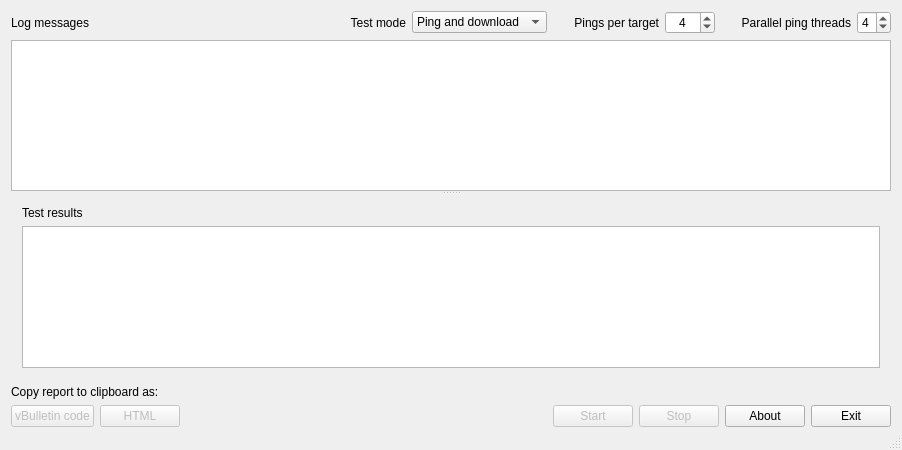
First picture: the form in mainwindow.ui, repository AlexGidarakos/QSpeedTest, before the edit.
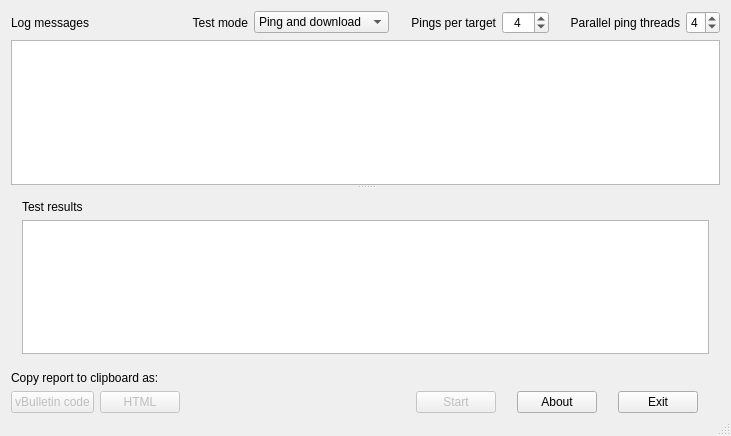
Second picture: the form after the edit.

Commit message: revision 18 - 20100601:     * Combined Start/Stop functionality in a single button     * Reduced default window dimensions     * Stop button can now abort a download speed test     * Extensive code reorganization + introduced a new class for       dedicated storage of the test results

```diff
--- a/mainwindow.ui
+++ b/mainwindow.ui
@@ -6,8 +6,8 @@
    <rect>
     <x>0</x>
     <y>0</y>
-    <width>902</width>
-    <height>450</height>
+    <width>675</width>
+    <height>436</height>
    </rect>
   </property>
   <property name="windowTitle">
@@ -28,7 +28,7 @@
     <item row="0" column="2">
      <layout class="QHBoxLayout" name="horizontalLayout_5">
       <property name="leftMargin">
-       <number>20</number>
+       <number>0</number>
       </property>
       <item>
        <widget class="QLabel" name="labelTestMode">
@@ -72,7 +72,7 @@
     <item row="0" column="3">
      <layout class="QHBoxLayout" name="horizontalLayout_3">
       <property name="leftMargin">
-       <number>20</number>
+       <number>15</number>
       </property>
       <property name="rightMargin">
        <number>0</number>
@@ -143,7 +143,7 @@
        <number>6</number>
       </property>
       <property name="leftMargin">
-       <number>20</number>
+       <number>15</number>
       </property>
       <property name="rightMargin">
        <number>0</number>
@@ -305,31 +305,36 @@
     </item>
     <item row="3" column="3" colspan="2">
      <layout class="QHBoxLayout" name="horizontalLayout">
+      <property name="spacing">
+       <number>0</number>
+      </property>
       <item>
        <widget class="QPushButton" name="pushButtonStart">
         <property name="enabled">
          <bool>false</bool>
         </property>
+        <property name="maximumSize">
+         <size>
+          <width>80</width>
+          <height>16777215</height>
+         </size>
+        </property>
         <property name="text">
          <string>Start</string>
         </property>
        </widget>
       </item>
-      <item>
-       <widget class="QPushButton" name="pushButtonStop">
-        <property name="enabled">
-         <bool>false</bool>
-        </property>
-        <property name="text">
-         <string>Stop</string>
-        </property>
-       </widget>
-      </item>
       <item>
        <widget class="QPushButton" name="pushButtonAbout">
         <property name="enabled">
          <bool>true</bool>
         </property>
+        <property name="maximumSize">
+         <size>
+          <width>80</width>
+          <height>16777215</height>
+         </size>
+        </property>
         <property name="text">
          <string>About</string>
         </property>
@@ -340,6 +345,12 @@
         <property name="enabled">
          <bool>true</bool>
         </property>
+        <property name="maximumSize">
+         <size>
+          <width>80</width>
+          <height>16777215</height>
+         </size>
+        </property>
         <property name="text">
          <string>Exit</string>
         </property>
```
Left out of the diff: 6 changed lines with no effect on the pictures. The commit also changes 17 other files.
